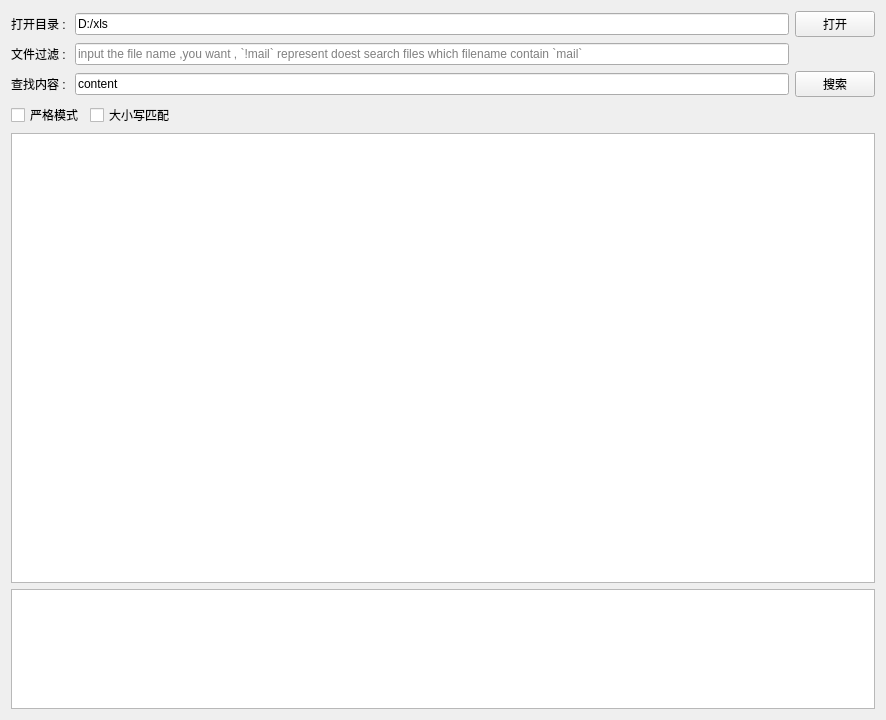
Qt form src/ui/search_widget.ui (elroy93/search-xls-gui) before a commit.
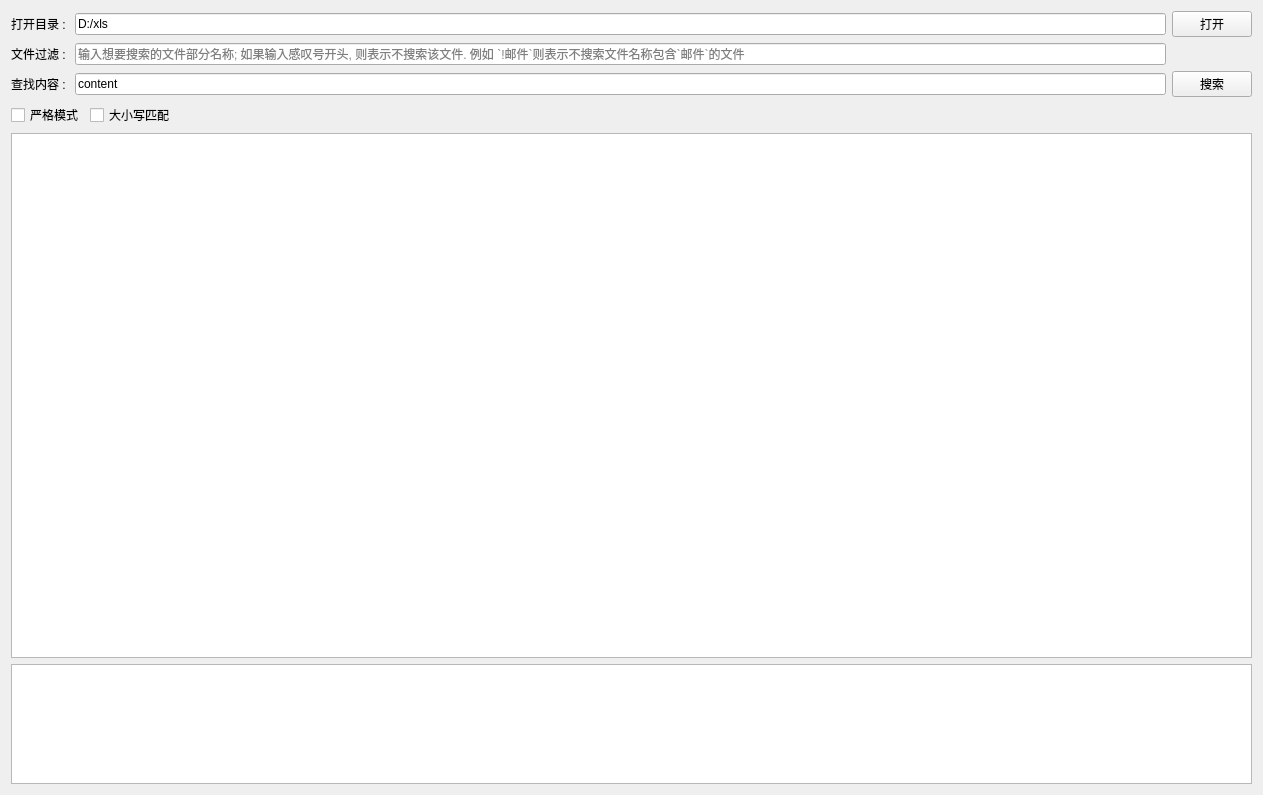
The same form after that commit.

Patch:
```diff
--- a/src/ui/search_widget.ui
+++ b/src/ui/search_widget.ui
@@ -6,8 +6,8 @@
    <rect>
     <x>0</x>
     <y>0</y>
-    <width>886</width>
-    <height>720</height>
+    <width>1263</width>
+    <height>795</height>
    </rect>
   </property>
   <property name="windowTitle">
@@ -95,7 +95,7 @@
      <item row="1" column="1">
       <widget class="QLineEdit" name="le_input_file_filter">
        <property name="placeholderText">
-        <string>input the file name ,you want , `!mail` represent doest search files which filename contain `mail`</string>
+        <string>输入想要搜索的文件部分名称; 如果输入感叹号开头, 则表示不搜索该文件. 例如 `!邮件`则表示不搜索文件名称包含`邮件`的文件</string>
        </property>
       </widget>
      </item>
```
